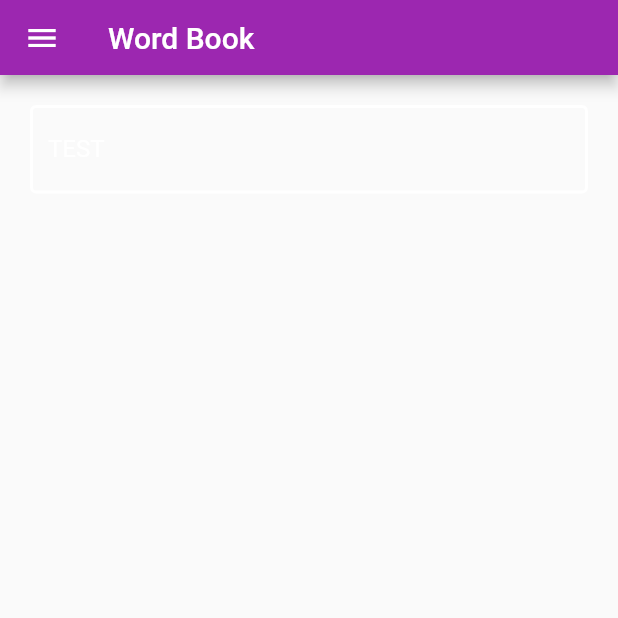
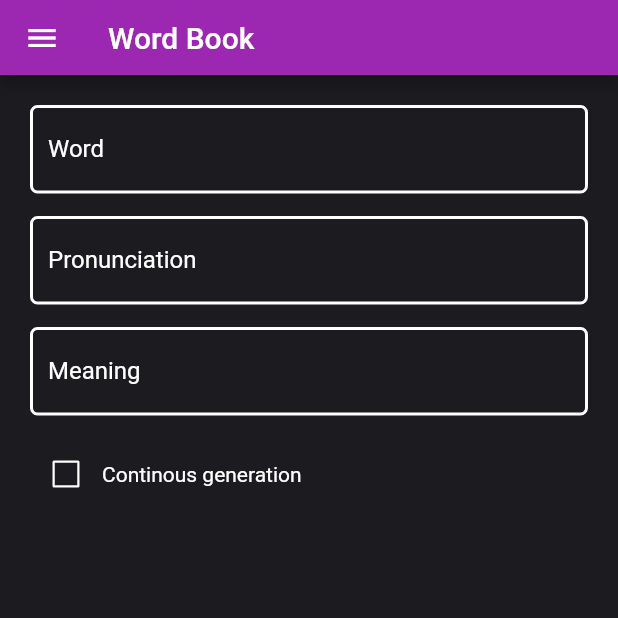
Before and after one commit to Xeno-Song/WordBook, a Flutter app: the WordAddView screen opened directly, on a phone screen of 412 x 824 dp, the top half of it. Run offline on Flutter 3.47's test engine with Material 2 defaults, Android fonts, the light colour scheme and no system bars; our stand-ins replace flutter_spinkit, sqflite_common, sqflite_common_ffi; accounts and stored records are empty.

Commit message:
[ADD] Add word addition view design

```diff
--- a/lib/View/card_manage.dart
+++ b/lib/View/card_manage.dart
@@ -1,6 +1,7 @@
 import 'package:flutter/material.dart';
 import 'package:word_book/View/components/common/appbar.dart';
 import 'package:word_book/View/components/common/colors.dart';
+import 'package:word_book/View/word_add.dart';
 import 'package:word_book/model/WordModel.dart';
 import 'package:word_book/model/WordTestModel.dart';
 import 'package:flutter_spinkit/flutter_spinkit.dart';
@@ -40,10 +41,6 @@ class _CardManageViewPageState extends State<CardManageView> {
     });
   }
 
-  void handleAppbarAction(String menu) {
-    print("App bar action handled : $menu");
-  }
-
   void handleWordItemTrailingMenuTap(WordModel model, String value) {
     if (value == "delete") deleteWord(model);
   }
@@ -62,7 +59,11 @@ class _CardManageViewPageState extends State<CardManageView> {
         appBar: CommonAppBar.build(
           <Widget>[
             PopupMenuButton<String>(
-              onSelected: handleAppbarAction,
+              onSelected: (value) {
+                if (value == 'Add') {
+                  Navigator.of(context).push(MaterialPageRoute(builder: (_) => const WordAddView()));
+                }
+              },
               itemBuilder: (BuildContext context) {
                 return {'Add'}.map((String choice) {
                   return PopupMenuItem<String>(
@@ -75,7 +76,7 @@ class _CardManageViewPageState extends State<CardManageView> {
           ],
         ),
         body: Container(
-          color: const Color.fromARGB(0xFF, 0x1C, 0x1B, 0x1F),
+          color: CommonColors.primaryBackgroundColor,
           height: double.infinity,
           width: double.infinity,
           child: Column(
--- /dev/null
+++ b/lib/View/components/common/common_text_input_field.dart
@@ -0,0 +1,55 @@
+import 'package:flutter/cupertino.dart';
+import 'package:flutter/material.dart';
+
+class CommonTextInputField extends StatefulWidget {
+  const CommonTextInputField({
+    super.key,
+    this.controller,
+    this.hint,
+    this.padding = const EdgeInsets.fromLTRB(20, 10, 20, 10),
+  });
+
+  final TextEditingController? controller;
+  final String? hint;
+  final EdgeInsetsGeometry? padding;
+
+  @override
+  State<StatefulWidget> createState() {
+    return _CommonTextInputFieldState();
+  }
+}
+
+class _CommonTextInputFieldState extends State<CommonTextInputField> {
+  @override
+  Widget build(BuildContext context) {
+    return Container(
+      margin: widget.padding,
+      child: TextField(
+        controller: widget.controller,
+        decoration: InputDecoration(
+          enabledBorder: const OutlineInputBorder(
+            borderSide: BorderSide(
+              color: Colors.white,
+              width: 2,
+            ),
+            borderRadius: BorderRadius.all(Radius.circular(5)),
+          ),
+          focusedBorder: const OutlineInputBorder(
+            borderSide: BorderSide(
+              color: Colors.white,
+              width: 2,
+            ),
+            borderRadius: BorderRadius.all(Radius.circular(5)),
+          ),
+          labelStyle: const TextStyle(
+            color: Colors.white,
+          ),
+          labelText: widget.hint,
+        ),
+        style: const TextStyle(
+          color: Colors.white,
+        ),
+      ),
+    );
+  }
+}
--- a/lib/View/word_add.dart
+++ b/lib/View/word_add.dart
@@ -1,8 +1,10 @@
 import 'package:flutter/material.dart';
+import 'package:word_book/View/components/common/common_text_input_field.dart';
 import 'package:word_book/View/components/common/drawer.dart';
 import 'package:word_book/View/components/text_input_field.dart';
 
 import 'components/common/appbar.dart';
+import 'components/common/colors.dart';
 
 class WordAddView extends StatefulWidget {
   const WordAddView({super.key});
@@ -15,20 +17,63 @@ class WordAddView extends StatefulWidget {
 
 class _WordAddViewState extends State<WordAddView> {
   final _wordSetNameTextEditingController = TextEditingController();
+  bool _isContinueCreation = false;
 
   @override
   Widget build(BuildContext context) {
     return Scaffold(
       drawer: const ApplicationDrawer(),
       appBar: CommonAppBar.build(),
-      body: Column(
-        crossAxisAlignment: CrossAxisAlignment.stretch,
-        children: [
-          TextInputField(
-            textEditingController: _wordSetNameTextEditingController,
-            fieldName: "TEST",
-          ),
-        ],
+      body: Container(
+        color: CommonColors.primaryBackgroundColor,
+        child: Column(
+          crossAxisAlignment: CrossAxisAlignment.stretch,
+          children: [
+            CommonTextInputField(
+              padding: const EdgeInsets.fromLTRB(20, 20, 20, 5),
+              controller: _wordSetNameTextEditingController,
+              hint: "Word",
+            ),
+            CommonTextInputField(
+              padding: const EdgeInsets.fromLTRB(20, 10, 20, 5),
+              controller: _wordSetNameTextEditingController,
+              hint: "Pronunciation",
+            ),
+            CommonTextInputField(
+              padding: const EdgeInsets.fromLTRB(20, 10, 20, 5),
+              controller: _wordSetNameTextEditingController,
+              hint: "Meaning",
+            ),
+            Container(
+              margin: const EdgeInsets.fromLTRB(20, 10, 20, 5),
+              child: Row(
+                mainAxisAlignment: MainAxisAlignment.start,
+                children: [
+                  Checkbox(
+                    checkColor: Colors.white,
+                    activeColor: Colors.purple,
+                    side: const BorderSide(
+                      color: Colors.white,
+                      width: 1.5,
+                    ),
+                    value: _isContinueCreation,
+                    onChanged: (value) {
+                      setState(() {
+                        _isContinueCreation = value!;
+                      });
+                    },
+                  ),
+                  const Text(
+                    style: TextStyle(
+                      color: Colors.white,
+                    ),
+                    "Continous generation",
+                  ),
+                ],
+              ),
+            )
+          ],
+        ),
       ),
     );
   }
```
